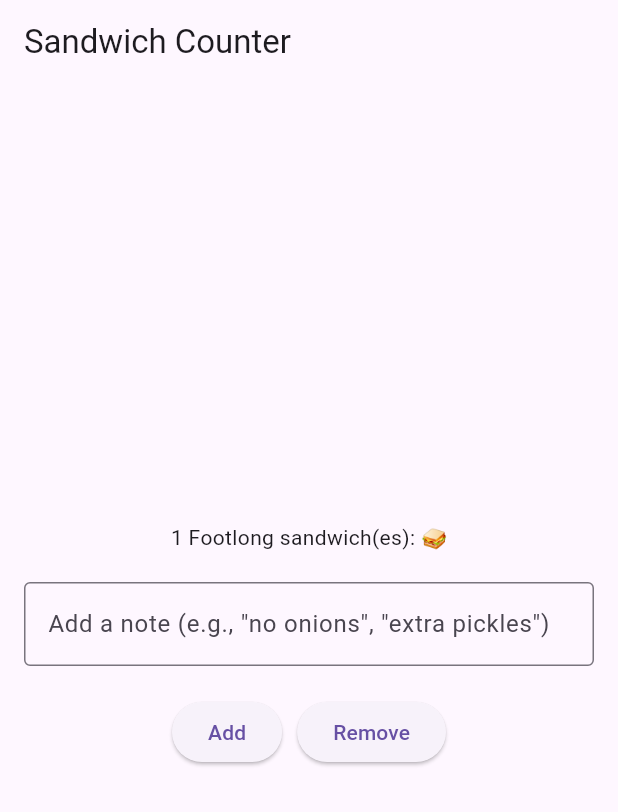
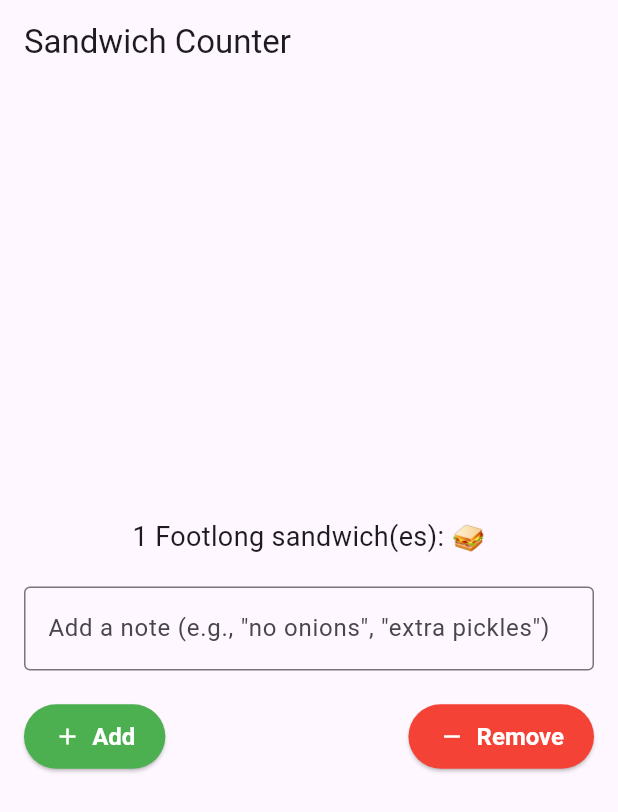
Before and after one commit to AlperO06/sandwich_shop-main, a Flutter app: the screen it shows after launch, after a tap on "Add", on a phone screen of 412 x 824 dp. Shown: the top 812 px of the screen. Run offline on Flutter 3.47's test engine with Material 3 defaults, Android fonts, the phone set to English and light mode, and no system bars.

Commit message:
Changed UI of buttons

```diff
--- a/lib/main.dart
+++ b/lib/main.dart
@@ -35,7 +35,10 @@ class _OrderScreenState extends State<OrderScreen> {
 
   void _increaseQuantity() {
     if (_quantity < widget.maxQuantity) {
-      setState(() => _quantity++);
+      setState(() {
+        _quantity++;
+        print('Current quantity: $_quantity');
+      });
     }
   }
 
@@ -82,17 +85,21 @@ class _OrderScreenState extends State<OrderScreen> {
                 },
               ),
               const SizedBox(height: 20),
+              // 👇 Use our new StyledButton widgets here
               Row(
-                mainAxisAlignment: MainAxisAlignment.center,
+                mainAxisAlignment: MainAxisAlignment.spaceBetween, // buttons apart
                 children: [
-                  ElevatedButton(
+                  StyledButton(
+                    label: 'Add',
+                    icon: Icons.add,
+                    color: Colors.green,
                     onPressed: _increaseQuantity,
-                    child: const Text('Add'),
                   ),
-                  const SizedBox(width: 10),
-                  ElevatedButton(
+                  StyledButton(
+                    label: 'Remove',
+                    icon: Icons.remove,
+                    color: Colors.red,
                     onPressed: _decreaseQuantity,
-                    child: const Text('Remove'),
                   ),
                 ],
               ),
@@ -111,6 +118,40 @@ class _OrderScreenState extends State<OrderScreen> {
   }
 }
 
+// 👇 Reusable custom button widget
+class StyledButton extends StatelessWidget {
+  final String label;
+  final IconData icon;
+  final Color color;
+  final VoidCallback onPressed;
+
+  const StyledButton({
+    super.key,
+    required this.label,
+    required this.icon,
+    required this.color,
+    required this.onPressed,
+  });
+
+  @override
+  Widget build(BuildContext context) {
+    return ElevatedButton.icon(
+      onPressed: onPressed,
+      style: ElevatedButton.styleFrom(
+        backgroundColor: color,
+        foregroundColor: Colors.white,
+        padding: const EdgeInsets.symmetric(horizontal: 20, vertical: 12),
+        textStyle: const TextStyle(
+          fontSize: 16,
+          fontWeight: FontWeight.bold,
+        ),
+      ),
+      icon: Icon(icon),
+      label: Text(label),
+    );
+  }
+}
+
 class OrderItemDisplay extends StatelessWidget {
   final int quantity;
   final String itemType;
@@ -119,6 +160,10 @@ class OrderItemDisplay extends StatelessWidget {
 
   @override
   Widget build(BuildContext context) {
-    return Text('$quantity $itemType sandwich(es): ${'🥪' * quantity}');
+    return Text(
+      '$quantity $itemType sandwich(es): ${'🥪' * quantity}',
+      style: const TextStyle(fontSize: 18),
+      textAlign: TextAlign.center,
+    );
   }
 }
```
